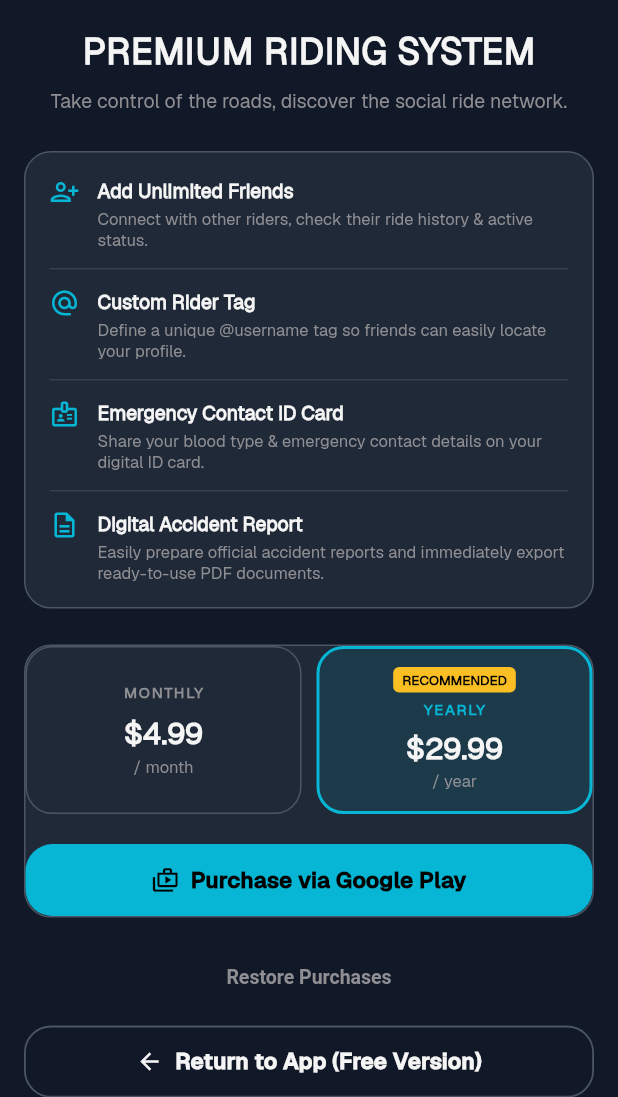
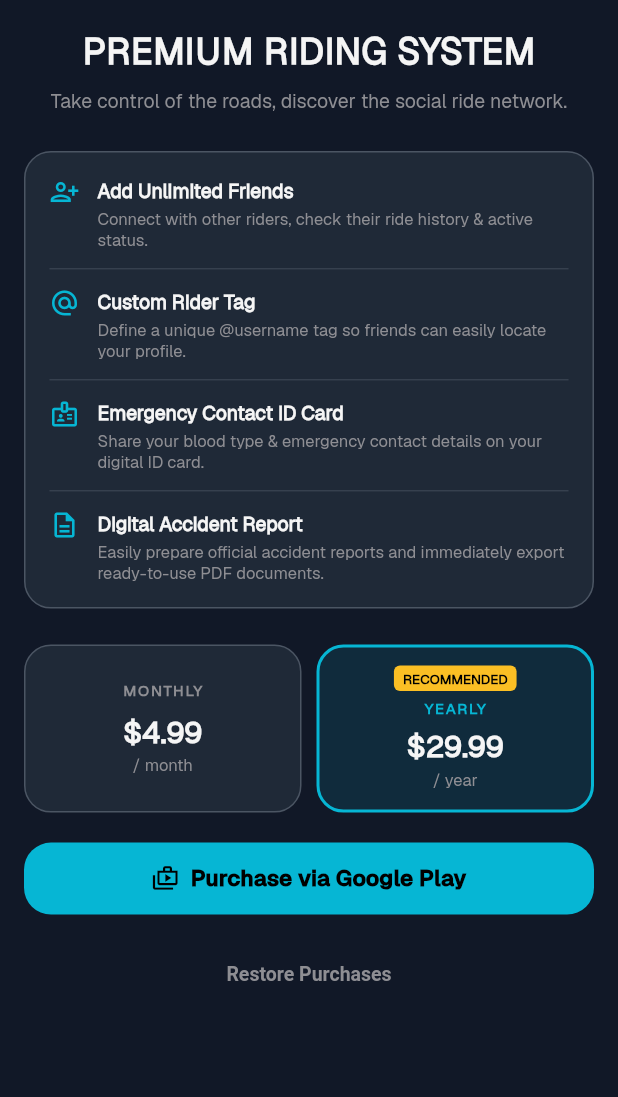
Before and after one commit to Madeforth/Madeforth-Apex-Flow, a Flutter app: the PremiumPaywallScreen screen opened directly with empty values, on a phone screen of 412 x 824 dp, the part 139-1236 px from its top. Run offline on Flutter 3.47's test engine with Material 3 defaults, Android fonts, the light colour scheme and no system bars; our stand-ins replace camera, cloud_firestore, cloud_functions, firebase_auth, firebase_core, firebase_messaging and 21 more; missing offline and left inert: encrypt, firebase_app_check, google_mlkit_barcode_scanning, google_mlkit_text_recognition, home_widget, purchases_flutter; accounts and stored records are empty; generated files the repository leaves out were written again.

Commit message:
fix: remove redundant Return-to-App button and outer pricing-card frame from paywall screens
Both paywall screens already have a close (X) button in the AppBar,
making the bottom "Return to App" button redundant. Removed it from
both premium_paywall_screen.dart and supporter_paywall_screen.dart.

premium_paywall_screen.dart also had a bordered "Pricing Card"
Container wrapping the monthly/yearly cards + Google Play button,
putting a frame-within-a-frame around content that already had its
own borders. Unwrapped it so those elements sit directly on the
screen background.

Verified: flutter analyze (0 errors), flutter test (96/96), installed
on a real device.

```diff
--- a/lib/profile/presentation/premium_paywall_screen.dart
+++ b/lib/profile/presentation/premium_paywall_screen.dart
@@ -380,19 +380,6 @@
                       ),
                     ),
                   ] else ...[
-                    // Pricing Card
-                    Container(
-                      clipBehavior: Clip.antiAlias,
-                      decoration: BoxDecoration(
-                        color: context.colors.surface,
-                        borderRadius: BorderRadius.circular(_cardRadius),
-                        border: Border.all(
-                          color: context.colors.border,
-                          width: 1,
-                        ),
-                      ),
-                      child: Column(
-                        children: [
                     // Side-by-side equal height plan cards: Monthly vs Yearly
                     IntrinsicHeight(
                       child: Row(
@@ -421,14 +408,11 @@
                                     color: _selectedPlan == 'monthly'
                                         ? context.colors.cyan
                                         : context.colors.border,
-                                          width: _selectedPlan == 'monthly'
-                                              ? 2
-                                              : 1,
+                                    width: _selectedPlan == 'monthly' ? 2 : 1,
                                   ),
                                 ),
                                 child: Column(
-                                        mainAxisAlignment:
-                                            MainAxisAlignment.center,
+                                  mainAxisAlignment: MainAxisAlignment.center,
                                   children: [
                                     Text(
                                       tInline(
@@ -438,8 +422,7 @@
                                         'MONATLICH',
                                       ),
                                       style: TextStyle(
-                                              color:
-                                                  context.colors.textSecondary,
+                                        color: context.colors.textSecondary,
                                         fontSize: 10,
                                         fontWeight: FontWeight.w900,
                                         letterSpacing: 1.2,
@@ -467,8 +450,7 @@
                                         '/ Monat',
                                       ),
                                       style: TextStyle(
-                                              color:
-                                                  context.colors.textSecondary,
+                                        color: context.colors.textSecondary,
                                         fontSize: 11,
                                       ),
                                     ),
@@ -502,14 +484,11 @@
                                     color: _selectedPlan == 'yearly'
                                         ? context.colors.cyan
                                         : context.colors.border,
-                                          width: _selectedPlan == 'yearly'
-                                              ? 2
-                                              : 1,
+                                    width: _selectedPlan == 'yearly' ? 2 : 1,
                                   ),
                                 ),
                                 child: Column(
-                                        mainAxisAlignment:
-                                            MainAxisAlignment.center,
+                                  mainAxisAlignment: MainAxisAlignment.center,
                                   children: [
                                     Container(
                                       padding: const EdgeInsets.symmetric(
@@ -518,8 +497,7 @@
                                       ),
                                       decoration: BoxDecoration(
                                         color: context.colors.caution,
-                                              borderRadius:
-                                                  BorderRadius.circular(4),
+                                        borderRadius: BorderRadius.circular(4),
                                       ),
                                       child: Text(
                                         tInline(
@@ -572,8 +550,7 @@
                                         '/ Jahr',
                                       ),
                                       style: TextStyle(
-                                              color:
-                                                  context.colors.textSecondary,
+                                        color: context.colors.textSecondary,
                                         fontSize: 11,
                                       ),
                                     ),
@@ -596,9 +573,7 @@
                           backgroundColor: context.colors.cyan,
                           foregroundColor: context.colors.onAccent,
                           shape: RoundedRectangleBorder(
-                                  borderRadius: BorderRadius.circular(
-                                    _cardRadius,
-                                  ),
+                            borderRadius: BorderRadius.circular(_cardRadius),
                           ),
                           elevation: 0,
                         ),
@@ -613,13 +588,9 @@
                                 ),
                               )
                             : Row(
-                                      mainAxisAlignment:
-                                          MainAxisAlignment.center,
+                                mainAxisAlignment: MainAxisAlignment.center,
                                 children: [
-                                        const Icon(
-                                          Icons.shop_2_outlined,
-                                          size: 18,
-                                        ),
+                                  const Icon(Icons.shop_2_outlined, size: 18),
                                   const SizedBox(width: 8),
                                   Text(
                                     tInline(
@@ -634,9 +605,6 @@
                                   ),
                                 ],
                               ),
-                            ),
-                          ),
-                        ],
                       ),
                     ),
                   ],
@@ -663,42 +631,7 @@
                     ),
                     const SizedBox(height: 8),
                   ],
-
-                  // Return to App Button
-                  SizedBox(
-                    width: double.infinity,
-                    height: 48,
-                    child: OutlinedButton.icon(
-                      style: OutlinedButton.styleFrom(
-                        foregroundColor: context.colors.white,
-                        side: BorderSide(
-                          color: context.colors.border,
-                          width: 1.2,
-                        ),
-                        shape: RoundedRectangleBorder(
-                          borderRadius: BorderRadius.circular(_cardRadius),
-                        ),
-                      ),
-                      onPressed: () {
-                        if (Navigator.canPop(context)) Navigator.pop(context);
-                      },
-                      icon: Icon(
-                        Icons.arrow_back,
-                        size: 18,
-                        color: context.colors.white,
-                      ),
-                      label: Text(
-                        tInline(
-                          widget.strings.languageCode,
-                          'Uygulamaya Dön (Ücretsiz Sürüm)',
-                          'Return to App (Free Version)',
-                          'Zurück zur App (Kostenlose Version)',
-                        ),
-                        style: const TextStyle(fontWeight: FontWeight.w900),
-                      ),
-                    ),
-                  ),
-                  const SizedBox(height: 40),
+                  const SizedBox(height: 24),
                 ],
               ),
       ),
```
Also changed, not shown: lib/profile/presentation/supporter_paywall_screen.dart (+1 -37 lines). Lines whose indentation alone changed are shown as unchanged.
